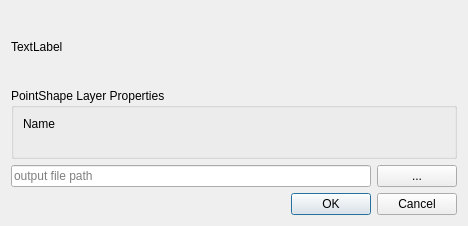
The window that ui/ui_observationpoint_export.ui (dabachma/promaides_gis_tools) describes before a commit, drawn with Qt 5.
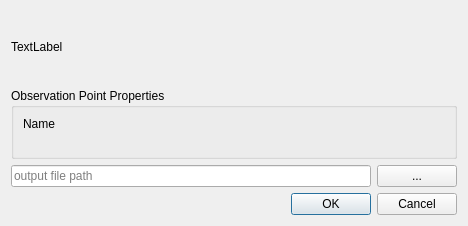
The same window after the commit. Custom widgets are drawn as their Qt base class.

Patch:
```diff
--- a/ui/ui_observationpoint_export.ui
+++ b/ui/ui_observationpoint_export.ui
@@ -24,7 +24,7 @@
    <item>
     <widget class="QGroupBox" name="groupBox">
      <property name="title">
-      <string>PointShape Layer Properties</string>
+      <string>Observation Point Properties</string>
      </property>
      <layout class="QFormLayout" name="formLayout">
       <item row="0" column="0">
```
Left out of the diff: 6 changed lines with no effect on the pictures.
